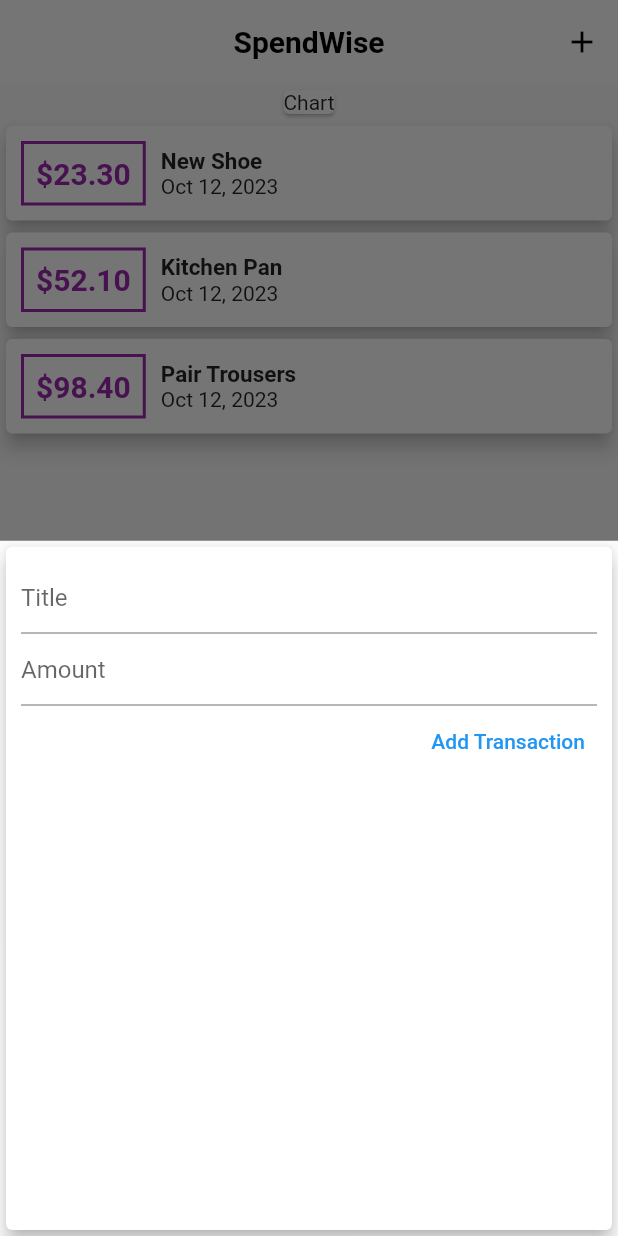
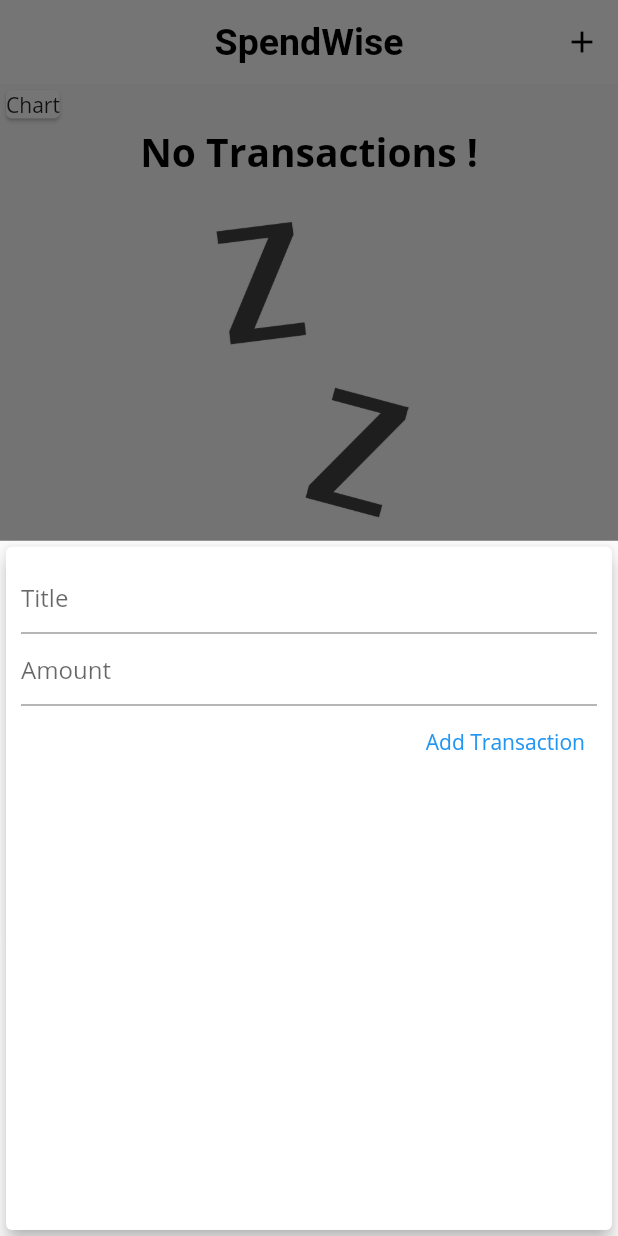
Before and after one commit to ramonyohannes/spendwise.app, a Flutter app: the screen it shows after launch, after a tap on the "add" icon, on a phone screen of 412 x 824 dp. Run offline on Flutter 3.47's test engine with Material 2 defaults, Android fonts, the phone set to English and light mode, and no system bars; Roboto replaces fonts that are missing (QuickSans).

Commit message:
feat: added font and image assets and organized theme datas

```diff
--- a/lib/main.dart
+++ b/lib/main.dart
@@ -9,9 +9,36 @@ class MyApp extends StatelessWidget {
 
   @override
   Widget build(BuildContext context) {
-    return const MaterialApp(
+    return MaterialApp(
       title: 'Material App',
-      home: MyHomePage(),
+      theme: ThemeData(
+        primaryColor: Colors.purple,
+        colorScheme: ColorScheme.fromSwatch().copyWith(secondary: Colors.amber),
+        fontFamily: 'OpenSans',
+        appBarTheme: const AppBarTheme(
+          centerTitle: true,
+          elevation: 0,
+          backgroundColor: Colors.white,
+          titleTextStyle: TextStyle(
+            fontFamily: 'QuickSans',
+            fontWeight: FontWeight.bold,
+            color: Colors.black,
+            fontSize: 25,
+          ),
+        ),
+        textTheme: const TextTheme(
+          bodyLarge: TextStyle(
+            fontSize: 26.0,
+            fontWeight: FontWeight.bold,
+            color: Colors.black,
+          ),
+          titleLarge: TextStyle(
+            fontSize: 24.0,
+            fontWeight: FontWeight.bold,
+          ),
+        ),
+      ),
+      home: const MyHomePage(),
     );
   }
 }
--- a/lib/screens/home_screen.dart
+++ b/lib/screens/home_screen.dart
@@ -13,24 +13,24 @@ class MyHomePage extends StatefulWidget {
 
 class _MyHomePageState extends State<MyHomePage> {
   final List<Transaction> _userTransactions = [
-    Transaction(
-      id: DateTime.now().toString(),
-      title: "New Shoe",
-      amount: 23.3,
-      date: DateTime.now(),
-    ),
-    Transaction(
-      id: DateTime.now().toString(),
-      title: "Kitchen Pan",
-      amount: 52.1,
-      date: DateTime.now(),
-    ),
-    Transaction(
-      id: DateTime.now().toString(),
-      title: "Pair Trousers",
-      amount: 98.4,
-      date: DateTime.now(),
-    ),
+    // Transaction(
+    //   id: DateTime.now().toString(),
+    //   title: "New Shoe",
+    //   amount: 23.3,
+    //   date: DateTime.now(),
+    // ),
+    // Transaction(
+    //   id: DateTime.now().toString(),
+    //   title: "Kitchen Pan",
+    //   amount: 52.1,
+    //   date: DateTime.now(),
+    // ),
+    // Transaction(
+    //   id: DateTime.now().toString(),
+    //   title: "Pair Trousers",
+    //   amount: 98.4,
+    //   date: DateTime.now(),
+    // ),
   ];
 
   void addTransaction(String txTitle, double txAmount) {
@@ -61,14 +61,7 @@ class _MyHomePageState extends State<MyHomePage> {
       appBar: AppBar(
         title: const Text(
           'SpendWise',
-          style: TextStyle(
-            fontWeight: FontWeight.bold,
-            color: Colors.black,
-          ),
         ),
-        backgroundColor: Colors.white,
-        elevation: 0,
-        centerTitle: true,
         actions: [
           IconButton(
             onPressed: () => startAddNewTrasaction(context),
@@ -79,6 +72,7 @@ class _MyHomePageState extends State<MyHomePage> {
       ),
       body: SingleChildScrollView(
         child: Column(
+          crossAxisAlignment: CrossAxisAlignment.start,
           children: [
             const Card(
               child: Text("Chart"),
--- a/lib/widgets/new_transaction.dart
+++ b/lib/widgets/new_transaction.dart
@@ -1,10 +1,16 @@
 import 'package:flutter/material.dart';
 
-class NewTransaction extends StatelessWidget {
+class NewTransaction extends StatefulWidget {
   final Function addTx;
-  NewTransaction(this.addTx, {super.key});
+  const NewTransaction(this.addTx, {super.key});
 
+  @override
+  State<NewTransaction> createState() => _NewTransactionState();
+}
+
+class _NewTransactionState extends State<NewTransaction> {
   final _titleController = TextEditingController();
+
   final _amountController = TextEditingController();
 
   void submitTx(BuildContext context) {
@@ -14,7 +20,7 @@ class NewTransaction extends StatelessWidget {
       return;
     }
 
-    addTx(
+    widget.addTx(
       enteredTitle,
       enteredAmount,
     );
@@ -39,6 +45,7 @@ class NewTransaction extends StatelessWidget {
               decoration: const InputDecoration(hintText: "Amount"),
               controller: _amountController,
               keyboardType: TextInputType.number,
+              textInputAction: TextInputAction.done,
               onSubmitted: (_) => submitTx(context),
             ),
             TextButton(
--- a/lib/widgets/transaction_list.dart
+++ b/lib/widgets/transaction_list.dart
@@ -10,7 +10,28 @@ class TransactionList extends StatelessWidget {
   Widget build(BuildContext context) {
     return SizedBox(
       height: 500,
-      child: ListView.builder(
+      child: userTransactions.isEmpty
+          ? Center(
+              child: Column(
+                children: [
+                  Text(
+                    "No Transactions !",
+                    style: Theme.of(context).textTheme.bodyLarge,
+                  ),
+                  const SizedBox(
+                    height: 30,
+                  ),
+                  SizedBox(
+                    height: 300,
+                    child: Image.asset(
+                      "lib/assets/images/waiting.png",
+                      fit: BoxFit.cover,
+                    ),
+                  ),
+                ],
+              ),
+            )
+          : ListView.builder(
               itemCount: userTransactions.length,
               itemBuilder: (BuildContext context, int index) {
                 return Card(
@@ -48,7 +69,8 @@ class TransactionList extends StatelessWidget {
                             ),
                           ),
                           Text(
-                      DateFormat.yMMMd().format(userTransactions[index].date),
+                            DateFormat.yMMMd()
+                                .format(userTransactions[index].date),
                           )
                         ],
                       ),
```
Also changed, not shown: pubspec.yaml (+13 -13 lines), lib/assets/fonts/OpenSans-Bold.ttf (added), lib/assets/fonts/OpenSans-Regular.ttf (added), lib/assets/fonts/Quicksand-Bold.ttf (added), lib/assets/fonts/Quicksand-Light.ttf (added), lib/assets/fonts/Quicksand-Medium.ttf (added), lib/assets/fonts/Quicksand-Regular.ttf (added), lib/assets/images/waiting.png (added). Lines whose indentation alone changed are shown as unchanged.
